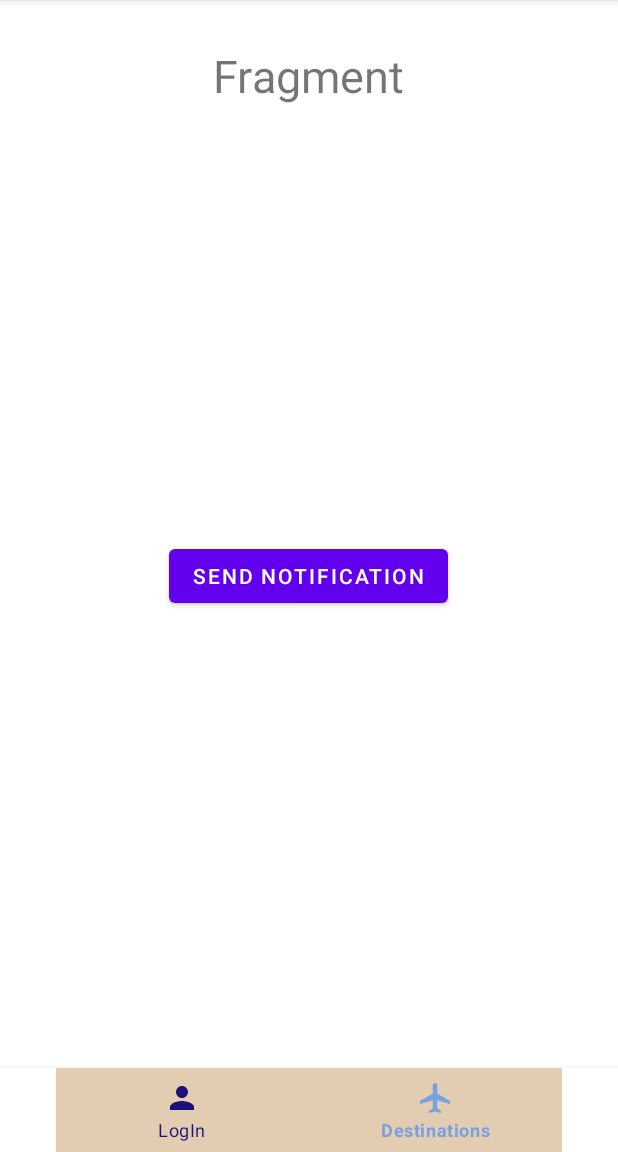
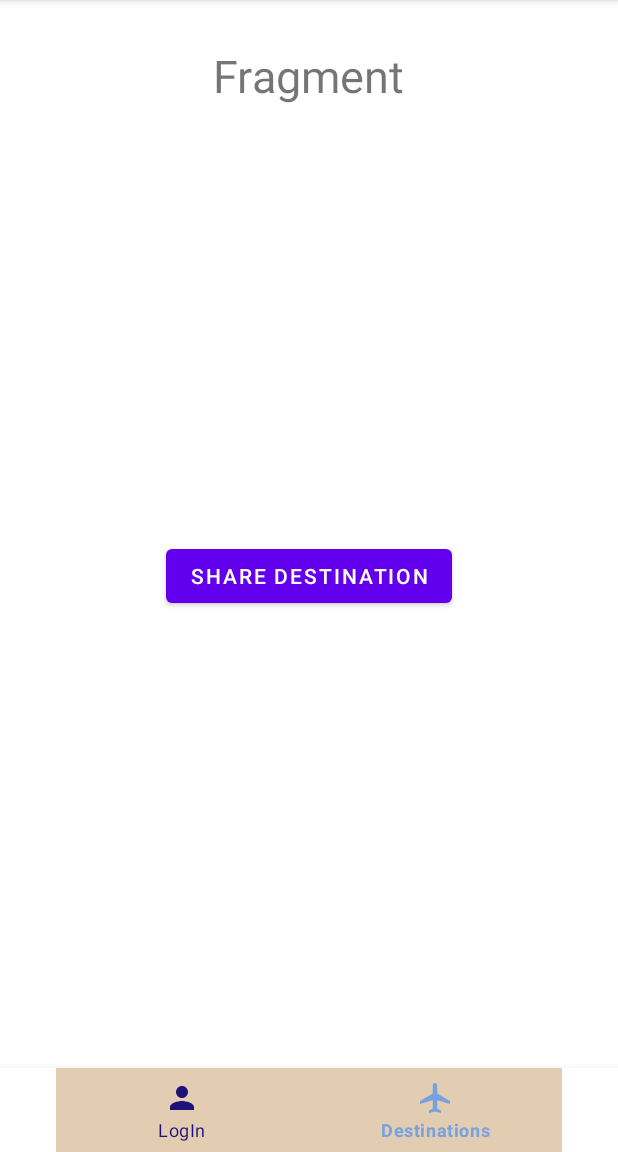
Before and after one commit to dariahazaparu/Vacante, an Android app: the fragment DestinationExtendFragment placed in its activity, on a phone screen of 412 x 824 dp, the part 84-1236 px from its top. Run offline under Robolectric (Android 15) with nearby library versions, the light colour scheme and no system bars; our stand-ins replace Firebase (no records; nobody signed in at launch, a user with empty details on screens opened directly); 4 statements that could not run were skipped.

Commit message:
share destinations

```diff
--- a/app/src/main/res/layout/dest_extend_fragment.xml
+++ b/app/src/main/res/layout/dest_extend_fragment.xml
@@ -18,6 +18,6 @@
         android:layout_width="wrap_content"
         android:layout_height="wrap_content"
         android:layout_centerInParent="true"
-        android:text="send notification" />
+        android:text="@string/share_destination" />
 
 </RelativeLayout>
--- a/app/src/main/res/values/strings.xml
+++ b/app/src/main/res/values/strings.xml
@@ -11,4 +11,5 @@
     <string name="email">Email</string>
     <string name="logout">Logout</string>
     <string name="go_to_sign_in">Go to Sign In</string>
+    <string name="share_destination">share destination</string>
 </resources>
```
Also changed, not shown: app/src/main/java/com/example/vacante/DestinationExtendFragment.java (+17 -1 lines).
